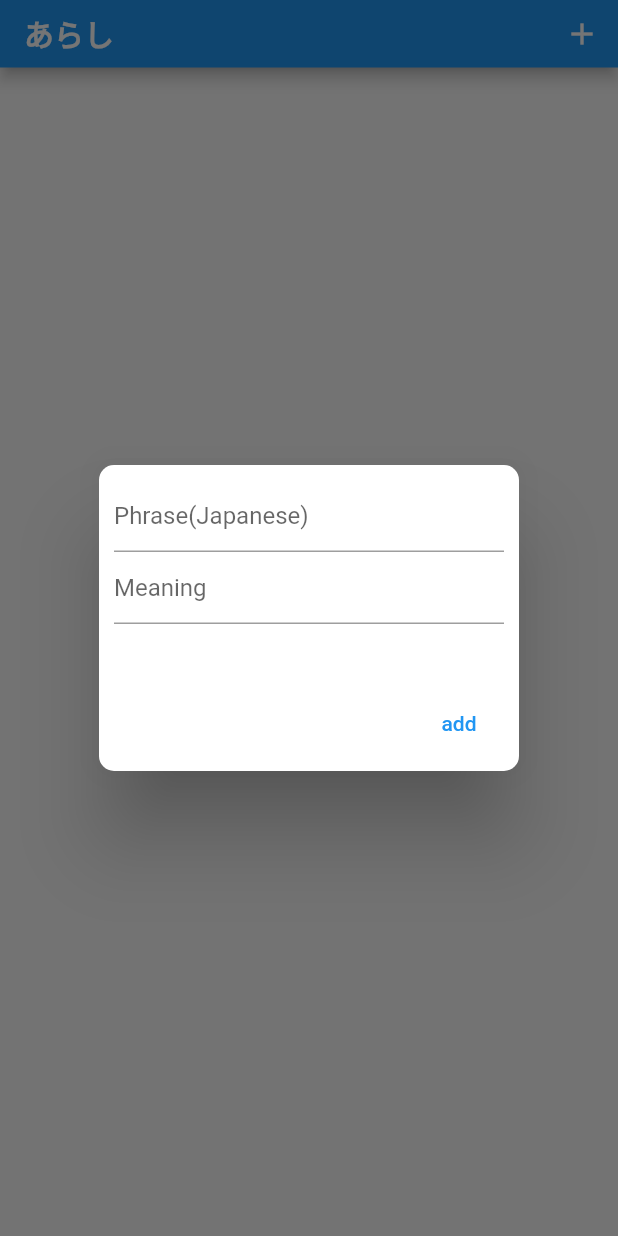
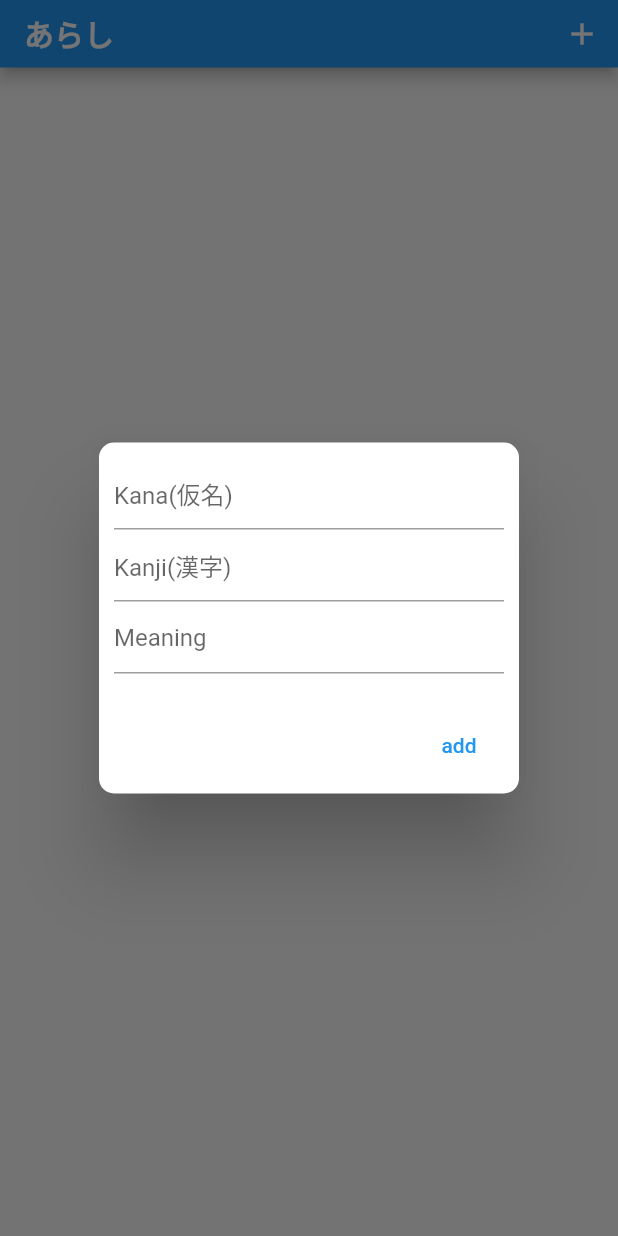
Before and after one commit to y1lichen/arashi-japanese-learning-app, a Flutter app: the screen it shows after launch, after a tap on the "add" icon, on a phone screen of 412 x 824 dp. Run offline on Flutter 3.47's test engine with Material 2 defaults, Android fonts, the phone set to English and light mode, and no system bars; our stand-ins replace sqflite; accounts and stored records are empty.

```diff
--- a/lib/Controller/home_page_list_view__controller.dart
+++ b/lib/Controller/home_page_list_view__controller.dart
@@ -4,6 +4,10 @@ import 'package:arashi/Utils/phrase_data_db.dart';
 class HomePageListViewController {
   Future<List<PhraseDataModel>> fetchData() {
     return PhraseDataDB.getAllPhrases();
+  }
+
+  void deleteData(int id) {
+    PhraseDataDB.deletePhrase(id);
   }
 
   static Future<List<PhraseDataModel>> appendElements(
--- a/lib/View/add_phrase_popup_sheet_view.dart
+++ b/lib/View/add_phrase_popup_sheet_view.dart
@@ -45,13 +45,17 @@ class AddPhrasePopupSheetViewState extends State<AddPhrasePopupSheetView> {
       ),
       contentPadding: const EdgeInsets.all(10),
       content: SizedBox(
-        height: 120,
+        height: 150,
         child: Form(
           child: Column(
             children: [
               TextFormField(
                 controller: _controller.phraseTextFieldController,
-                decoration: const InputDecoration(hintText: "Phrase(Japanese)"),
+                decoration: const InputDecoration(hintText: "Kana(仮名)"),
+              ),
+              TextFormField(
+                controller: _controller.kanjiTextFieldController,
+                decoration: const InputDecoration(hintText: "Kanji(漢字)"),
               ),
               TextFormField(
                 controller: _controller.meaningTextFieldController,
```
